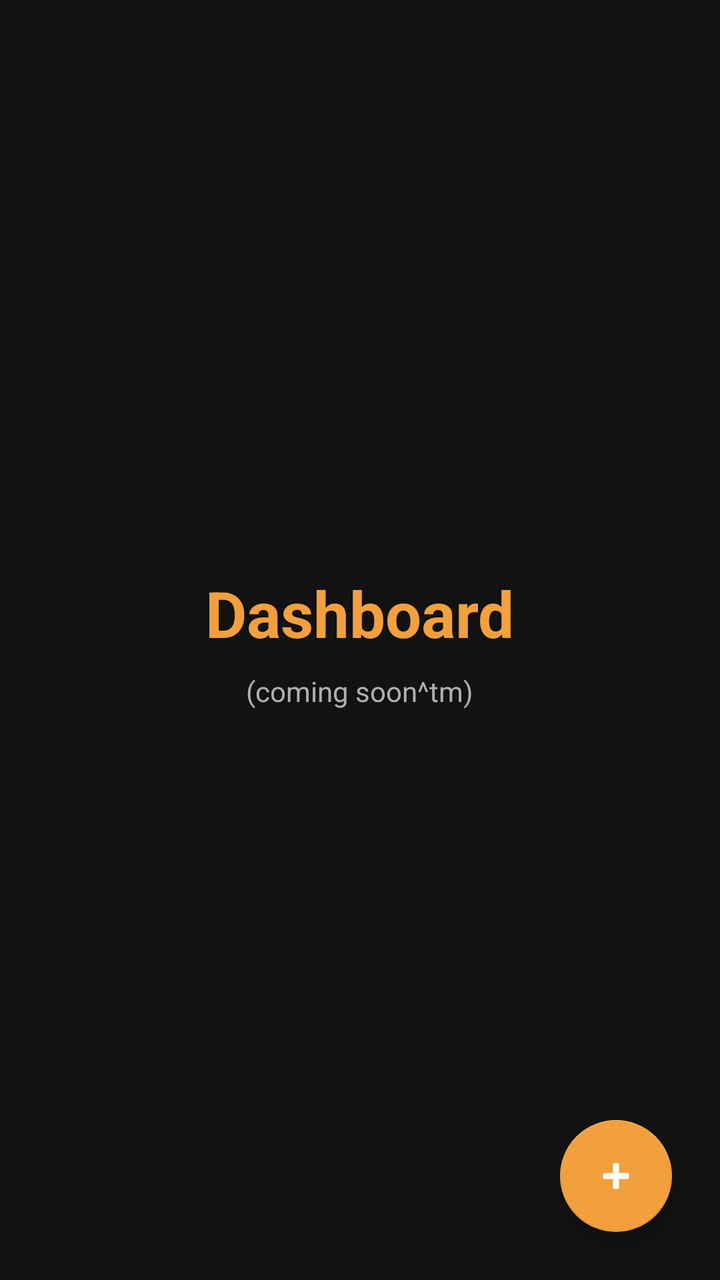
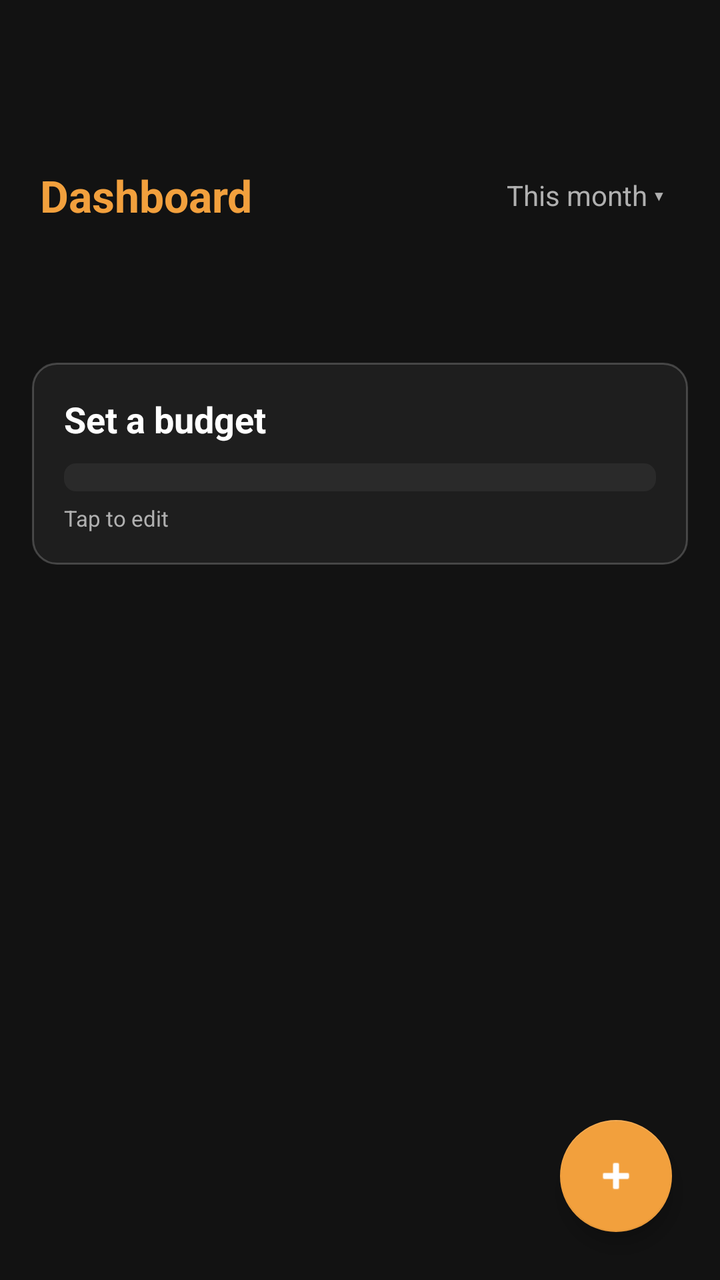

An Android layout rendered at two revisions. The XML below is the earlier revision; the diff shows what the commit changed to produce the second picture.
<!-- AndroidManifest.xml: application theme Theme.Tamatoa -->
<!-- res/layout/fragment_dashboard.xml -->
<?xml version="1.0" encoding="utf-8"?>
<androidx.constraintlayout.widget.ConstraintLayout
    xmlns:android="http://schemas.android.com/apk/res/android"
    xmlns:app="http://schemas.android.com/apk/res-auto"
    android:layout_width="match_parent"
    android:layout_height="match_parent"
    android:background="@color/bg_app">

    <LinearLayout
        android:layout_width="wrap_content"
        android:layout_height="wrap_content"
        android:orientation="vertical"
        android:gravity="center"
        app:layout_constraintTop_toTopOf="parent"
        app:layout_constraintBottom_toBottomOf="parent"
        app:layout_constraintStart_toStartOf="parent"
        app:layout_constraintEnd_toEndOf="parent">

        <TextView
            android:layout_width="wrap_content"
            android:layout_height="wrap_content"
            android:text="Dashboard"
            android:textColor="@color/accent_dashboard"
            android:textSize="32sp"
            android:textStyle="bold"/>

        <TextView
            android:layout_width="wrap_content"
            android:layout_height="wrap_content"
            android:text="(coming soon^tm)"
            android:textColor="@color/text_secondary"
            android:textSize="14sp"
            android:layout_marginTop="8dp"/>
    </LinearLayout>

    <com.google.android.material.floatingactionbutton.FloatingActionButton
        android:id="@+id/addExpenseFab"
        android:layout_width="wrap_content"
        android:layout_height="wrap_content"
        android:layout_margin="24dp"
        android:contentDescription="Add expense"
        android:src="@android:drawable/ic_input_add"
        app:backgroundTint="@color/accent_dashboard"
        app:tint="@color/text_primary"
        app:layout_constraintBottom_toBottomOf="parent"
        app:layout_constraintEnd_toEndOf="parent"/>

</androidx.constraintlayout.widget.ConstraintLayout>
<!-- resources referenced by this layout -->
<resources>
  <color name="accent_dashboard">#F2A03D</color>
  <color name="bg_app">#121212</color>
  <color name="text_primary">#FFFFFF</color>
  <color name="text_secondary">#B0B0B0</color>
  <style name="Theme.Tamatoa" parent="Theme.MaterialComponents.DayNight.NoActionBar">
          <item name="colorPrimary">@color/accent_dashboard</item>
          <item name="colorOnPrimary">@color/text_primary</item>
          <item name="android:statusBarColor">@color/bg_app</item>
          <item name="android:windowBackground">@color/bg_app</item>
          <item name="android:windowLightStatusBar">false</item>
      </style>
</resources>

<!-- the commit's change to res/layout/fragment_dashboard.xml (unified diff, before → after) -->
@@ -6,35 +6,108 @@
     android:layout_height="match_parent"
     android:background="@color/bg_app">
 
+    
     <LinearLayout
-        android:layout_width="wrap_content"
+        android:id="@+id/header"
+        android:layout_width="match_parent"
+        android:layout_height="wrap_content"
+        android:orientation="horizontal"
+        android:gravity="center_vertical"
+        android:paddingTop="80dp"
+        android:paddingBottom="50dp"
+        android:paddingLeft="20dp"
+        android:paddingRight="20dp"
+        app:layout_constraintTop_toTopOf="parent">
+
+        <TextView
+            android:layout_width="0dp"
+            android:layout_height="wrap_content"
+            android:layout_weight="1"
+            android:text="Dashboard"
+            android:textColor="@color/accent_dashboard"
+            android:textSize="22sp"
+            android:textStyle="bold"/>
+
+        
+        <TextView
+            android:id="@+id/periodLabel"
+            android:layout_width="wrap_content"
+            android:layout_height="wrap_content"
+            android:text="This month ▾"
+            android:textColor="@color/text_secondary"
+            android:textSize="14sp"
+            android:padding="8dp"
+            android:background="?attr/selectableItemBackground"/>
+    </LinearLayout>
+
+    
+    <LinearLayout
+        android:id="@+id/budgetCard"
+        android:layout_width="match_parent"
         android:layout_height="wrap_content"
         android:orientation="vertical"
-        android:gravity="center"
-        app:layout_constraintTop_toTopOf="parent"
-        app:layout_constraintBottom_toBottomOf="parent"
-        app:layout_constraintStart_toStartOf="parent"
-        app:layout_constraintEnd_toEndOf="parent">
+        android:padding="16dp"
+        android:layout_margin="16dp"
+        android:background="@drawable/card_br"
+        android:clickable="true"
+        android:focusable="true"
+        app:layout_constraintTop_toBottomOf="@id/header">
+
+        <LinearLayout
+            android:layout_width="match_parent"
+            android:layout_height="wrap_content"
+            android:orientation="horizontal"
+            android:gravity="center_vertical">
+
+            <TextView
+                android:id="@+id/budgetSummary"
+                android:layout_width="0dp"
+                android:layout_height="wrap_content"
+                android:layout_weight="1"
+                android:text="Set a budget"
+                android:textColor="@color/text_primary"
+                android:textSize="18sp"
+                android:textStyle="bold"/>
+
+            <TextView
+                android:id="@+id/budgetPercent"
+                android:layout_width="wrap_content"
+                android:layout_height="wrap_content"
+                android:textColor="@color/text_secondary"
+                android:textSize="14sp"/>
+        </LinearLayout>
+
+        <ProgressBar
+            android:id="@+id/budgetProgress"
+            style="?android:attr/progressBarStyleHorizontal"
+            android:layout_width="match_parent"
+            android:layout_height="14dp"
+            android:layout_marginTop="10dp"
+            android:max="100"
+            android:progress="0"
+            android:progressDrawable="@drawable/progress_bar"/>
+
+        <TextView
+            android:id="@+id/budgetMinSave"
+            android:layout_width="wrap_content"
+            android:layout_height="wrap_content"
+            android:textColor="@color/text_secondary"
+            android:textSize="12sp"
+            android:layout_marginTop="8dp"
+            android:visibility="gone"/>
 
         <TextView
             android:layout_width="wrap_content"
             android:layout_height="wrap_content"
-            android:text="Dashboard"
-            android:textColor="@color/accent_dashboard"
-            android:textSize="32sp"
-            android:textStyle="bold"/>
-
-        <TextView
-            android:layout_width="wrap_content"
-            android:layout_height="wrap_content"
-            android:text="(coming soon^tm)"
+            android:text="Tap to edit"
             android:textColor="@color/text_secondary"
-            android:textSize="14sp"
-            android:layout_marginTop="8dp"/>
+            android:textSize="11sp"
+            android:layout_marginTop="6dp"/>
     </LinearLayout>
 
+    
     <com.google.android.material.floatingactionbutton.FloatingActionButton
-        android:id="@+id/addExpenseFab"
+        android:id="@+id/addExpense"
         android:layout_width="wrap_content"
         android:layout_height="wrap_content"
         android:layout_margin="24dp"
<!-- resource entries referenced after the edit -->
@@ -4,6 +4,36 @@
   <color name="bg_app">#121212</color>
   <color name="text_primary">#FFFFFF</color>
   <color name="text_secondary">#B0B0B0</color>
+  <!-- drawable card_br (drawable) -->
+  <?xml version="1.0" encoding="utf-8"?>
+  <shape xmlns:android="http://schemas.android.com/apk/res/android"
+      android:shape="rectangle">
+      <solid android:color="@color/bg_card"/>
+      <stroke android:width="1dp" android:color="#33FFFFFF"/>
+      <corners android:radius="12dp"/>
+  </shape>
+  <!-- drawable progress_bar (drawable) -->
+  <?xml version="1.0" encoding="utf-8"?>
+  <layer-list xmlns:android="http://schemas.android.com/apk/res/android">
+  
+      
+      <item android:id="@android:id/background">
+          <shape android:shape="rectangle">
+              <corners android:radius="6dp"/>
+              <solid android:color="@color/bg_elevated"/>
+          </shape>
+      </item>
+  
+      
+      <item android:id="@android:id/progress">
+          <clip>
+              <shape android:shape="rectangle">
+                  <corners android:radius="6dp"/>
+                  <solid android:color="@color/progress_ok"/>
+              </shape>
+          </clip>
+      </item>
+  </layer-list>
   <style name="Theme.Tamatoa" parent="Theme.MaterialComponents.DayNight.NoActionBar">
           <item name="colorPrimary">@color/accent_dashboard</item>
           <item name="colorOnPrimary">@color/text_primary</item>
@@ -11,5 +41,8 @@
           <item name="android:windowBackground">@color/bg_app</item>
           <item name="android:windowLightStatusBar">false</item>
       </style>
+  <color name="bg_card">#1E1E1E</color>
+  <color name="bg_elevated">#2A2A2A</color>
+  <color name="progress_ok">#3DBE6F</color>
 </resources>
 
